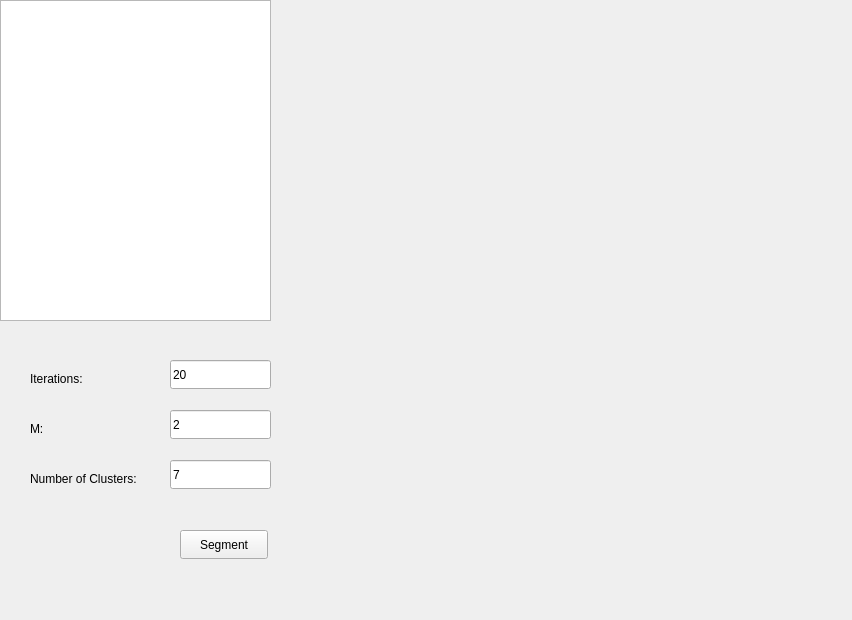
Old version of the form ui.ui in the repository ITE-5th/fuzzy-clustering.
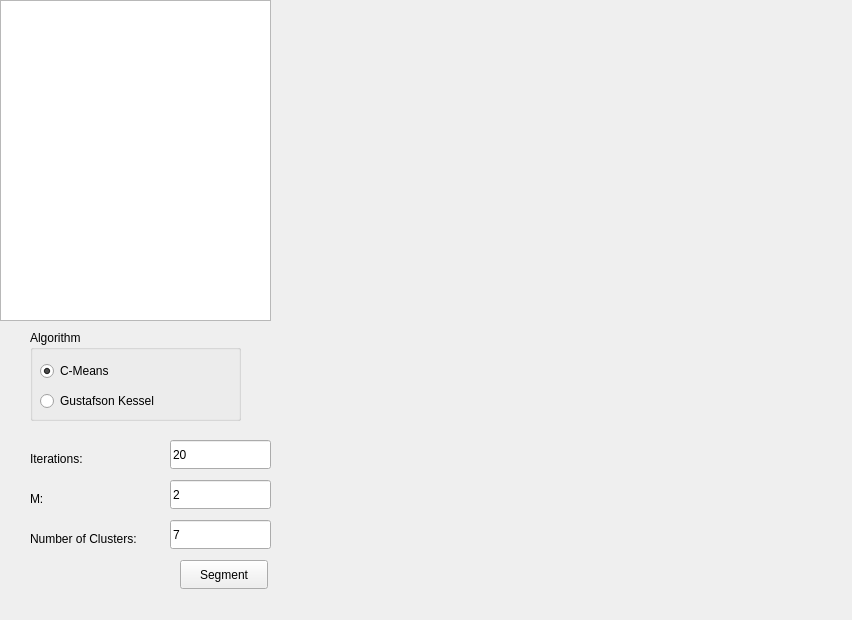
New version of the form.

```diff
--- a/ui.ui
+++ b/ui.ui
@@ -41,7 +41,7 @@
     <property name="geometry">
      <rect>
       <x>30</x>
-      <y>370</y>
+      <y>450</y>
       <width>61</width>
       <height>17</height>
      </rect>
@@ -54,7 +54,7 @@
     <property name="geometry">
      <rect>
       <x>30</x>
-      <y>420</y>
+      <y>490</y>
       <width>21</width>
       <height>17</height>
      </rect>
@@ -67,7 +67,7 @@
     <property name="geometry">
      <rect>
       <x>30</x>
-      <y>470</y>
+      <y>530</y>
       <width>121</width>
       <height>17</height>
      </rect>
@@ -80,7 +80,7 @@
     <property name="geometry">
      <rect>
       <x>170</x>
-      <y>360</y>
+      <y>440</y>
       <width>101</width>
       <height>29</height>
      </rect>
@@ -93,7 +93,7 @@
     <property name="geometry">
      <rect>
       <x>170</x>
-      <y>410</y>
+      <y>480</y>
       <width>101</width>
       <height>29</height>
      </rect>
@@ -106,7 +106,7 @@
     <property name="geometry">
      <rect>
       <x>170</x>
-      <y>460</y>
+      <y>520</y>
       <width>101</width>
       <height>29</height>
      </rect>
@@ -119,7 +119,7 @@
     <property name="geometry">
      <rect>
       <x>180</x>
-      <y>530</y>
+      <y>560</y>
       <width>88</width>
       <height>29</height>
      </rect>
@@ -141,6 +141,48 @@
      <string/>
     </property>
    </widget>
+   <widget class="QGroupBox" name="groupBox">
+    <property name="geometry">
+     <rect>
+      <x>30</x>
+      <y>330</y>
+      <width>211</width>
+      <height>91</height>
+     </rect>
+    </property>
+    <property name="title">
+     <string>Algorithm</string>
+    </property>
+    <widget class="QRadioButton" name="gk_radio">
+     <property name="geometry">
+      <rect>
+       <x>10</x>
+       <y>60</y>
+       <width>131</width>
+       <height>22</height>
+      </rect>
+     </property>
+     <property name="text">
+      <string>Gustafson Kessel</string>
+     </property>
+    </widget>
+    <widget class="QRadioButton" name="cmeans_radio">
+     <property name="geometry">
+      <rect>
+       <x>10</x>
+       <y>30</y>
+       <width>101</width>
+       <height>22</height>
+      </rect>
+     </property>
+     <property name="text">
+      <string>C-Means</string>
+     </property>
+     <property name="checked">
+      <bool>true</bool>
+     </property>
+    </widget>
+   </widget>
   </widget>
  </widget>
  <layoutdefault spacing="6" margin="11"/>
```
